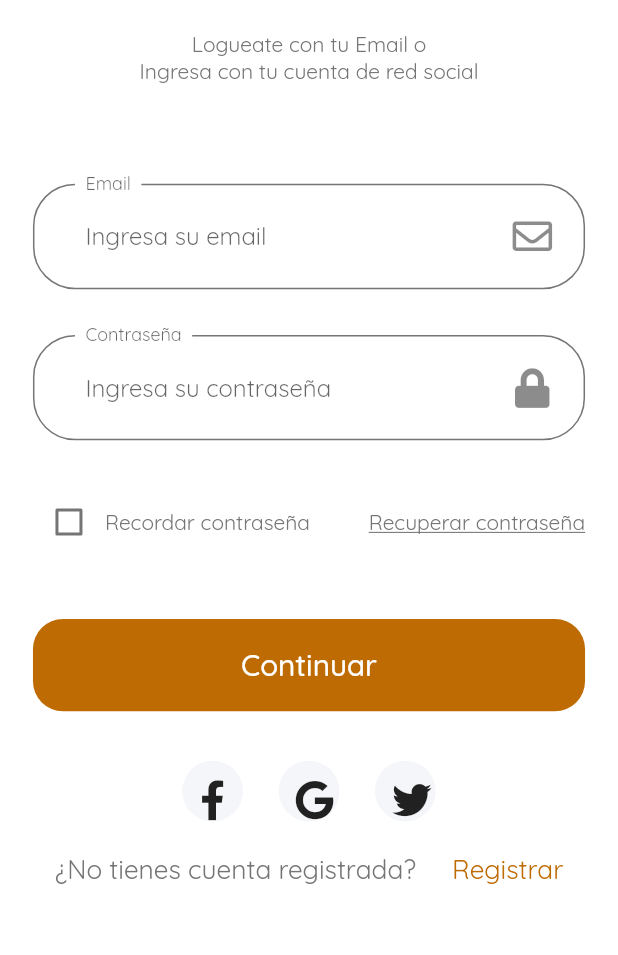
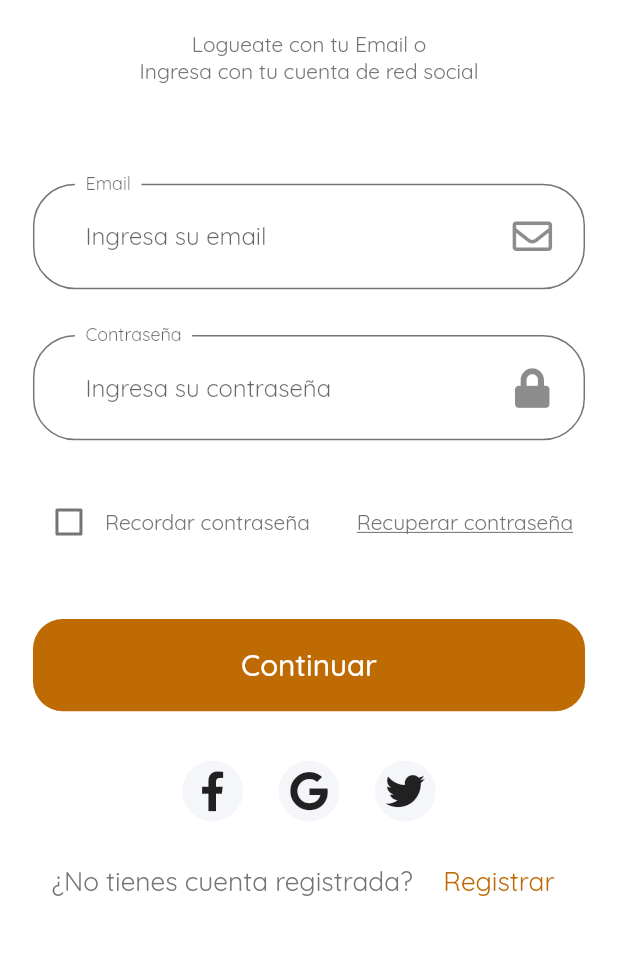
Before and after one commit to tech-andgar/mipeluqueriapp_flutter, a Flutter app: the screen it shows after launch, after a tap on "Continuar", on a phone screen of 412 x 824 dp, the part 247-1202 px from its top. Run offline on Flutter 3.47's test engine with Material 2 defaults, Android fonts, the phone set to English and light mode, and no system bars; our stand-ins replace email_validator, flutter_svg, font_awesome_flutter.

Commit message:
Updated Style Buttons

```diff
--- a/lib/screens/sign_in/components/sign_in_form.dart
+++ b/lib/screens/sign_in/components/sign_in_form.dart
@@ -34,6 +34,15 @@ class _SignFormState extends State<SignForm> {
           buildPasswordFormField(),
           SizedBox(height: getProportionteScreenHeight(30)),
           Row(
+            crossAxisAlignment: CrossAxisAlignment.center,
+            children: [
+              InkWell(
+                onTap: () {
+                  setState(() {
+                    _rememberPassword = !_rememberPassword;
+                  });
+                },
+                child: Row(
                   children: [
                     Checkbox(
                       value: _rememberPassword,
@@ -45,17 +54,31 @@ class _SignFormState extends State<SignForm> {
                       },
                     ),
                     Text("Recordar contraseña"),
+                  ],
+                ),
+              ),
               Spacer(),
-              GestureDetector(
+              Column(
+                children: [
+                  InkWell(
                     onTap: () {
                       Navigator.pushNamed(context, ForgotPasswordScreen.routeName);
                     },
+                    child: Row(
+                      children: [
+                        Padding(
+                          padding: const EdgeInsets.all(8.0),
                           child: Text(
                             "Recuperar contraseña",
                             style: TextStyle(
                               decoration: TextDecoration.underline,
                             ),
                           ),
+                        ),
+                      ],
+                    ),
+                  ),
+                ],
               )
             ],
           ),
--- a/lib/screens/sign_in/components/sign_in_no_account_text.dart
+++ b/lib/screens/sign_in/components/sign_in_no_account_text.dart
@@ -1,4 +1,3 @@
-
 import 'package:flutter/material.dart';
 import 'package:mi_peluqueriapp/constants.dart';
 import 'package:mi_peluqueriapp/screens/forgot_password/forgot_password_screen.dart';
@@ -11,21 +10,30 @@ class NoAccountText extends StatelessWidget {
 
   @override
   Widget build(BuildContext context) {
-    return Row(
+    return Padding(
+      padding: EdgeInsets.only(bottom: 48),
+      child: Row(
         mainAxisAlignment: MainAxisAlignment.center,
         children: [
+          Spacer(),
           Text(
-          "¿No tienes cuenta registrada?     ",
+            "¿No tienes cuenta registrada?",
             style: TextStyle(fontSize: getProportionteScreenWidth(16)),
           ),
-        GestureDetector(
-          onTap: () => Navigator.popAndPushNamed(context, ForgotPasswordScreen.routeName),
+          Spacer(),
+          InkWell(
+            onTap: () => Navigator.popAndPushNamed(context, ForgotPasswordScreen.routeName), // TODO SCREEN SIGN UP
+            child: Padding(
+              padding: EdgeInsets.all(8.0),
               child: Text(
                 "Registrar",
                 style: TextStyle(fontSize: getProportionteScreenWidth(16), color: kPrimaryColor),
               ),
             ),
+          ),
+          Spacer(),
         ],
+      ),
     );
   }
 }
--- a/lib/screens/sign_in/components/sign_in_social_card.dart
+++ b/lib/screens/sign_in/components/sign_in_social_card.dart
@@ -13,11 +13,11 @@ class SocialCard extends StatelessWidget {
 
   @override
   Widget build(BuildContext context) {
-    return GestureDetector(
+    return InkWell(
       onTap: press,
       child: Container(
         margin: EdgeInsets.symmetric(horizontal: getProportionteScreenHeight(10)),
-        padding: EdgeInsets.all(getProportionteScreenWidth(12)),
+        padding: EdgeInsets.all(getProportionteScreenWidth(5)),
         height: getProportionteScreenHeight(40),
         width: getProportionteScreenWidth(40),
         decoration: BoxDecoration(
```
Lines whose indentation alone changed are shown as unchanged.
